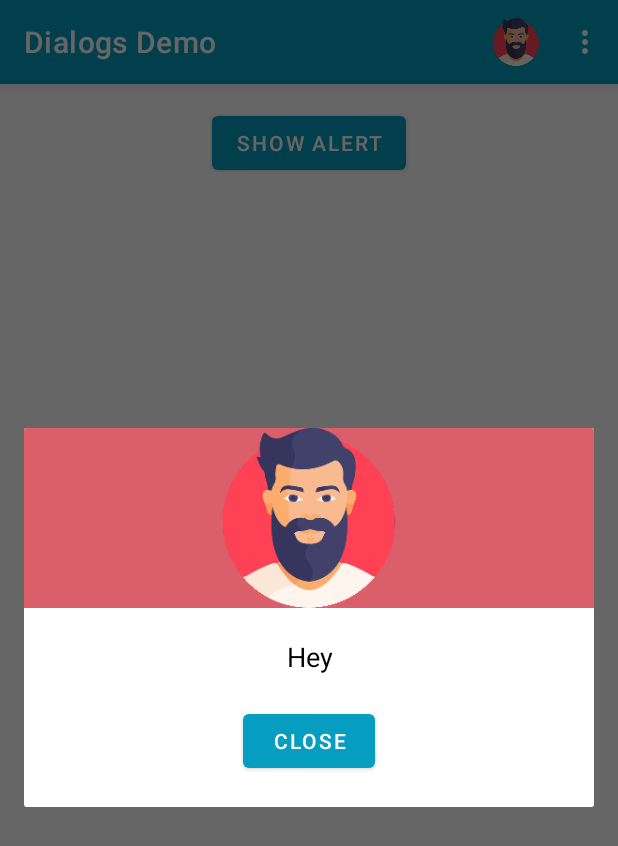
After one commit to nishant-sanandiya/Android_UI_Demo, an Android app: the fragment StartGameDialogFragment placed in its activity, on a phone screen of 412 x 824 dp. The commit adds this screen. Shown: the top 846 px of the screen. Run offline under Robolectric (Android 15) with nearby library versions, the phone set to English and light mode, and no system bars.

Commit message:
add Dialog and menu

```diff
--- a/app/src/main/AndroidManifest.xml
+++ b/app/src/main/AndroidManifest.xml
@@ -23,6 +23,10 @@
         android:usesCleartextTraffic="true"
         android:windowSoftInputMode="adjustResize"
         tools:targetApi="31">
+        <activity
+            android:name=".Activities.Dialogs"
+            android:exported="false" />
+
         <receiver
             android:name=".Broadcaster.MyReceiver"
             android:enabled="true"
--- /dev/null
+++ b/app/src/main/java/com/example/ui_demo/Activities/Dialogs.kt
@@ -0,0 +1,87 @@
+package com.example.ui_demo.Activities
+
+import android.app.Dialog
+import android.content.DialogInterface
+import android.os.Bundle
+import android.util.Log
+import android.view.*
+import android.widget.Button
+import android.widget.Toast
+import androidx.appcompat.app.AppCompatActivity
+import androidx.fragment.app.DialogFragment
+import com.example.ui_demo.Fragments.StartGameDialogFragment
+import com.example.ui_demo.R
+
+class Dialogs : AppCompatActivity(), BaseActivity, View.OnClickListener {
+
+    // Custom Dialog with use of DialogFragment Class
+    private val startGameDialogFragmentView: DialogFragment = StartGameDialogFragment()
+
+    // button for open a dialog
+    private lateinit var showAlertBtnView: Button
+    private lateinit var customDialog: Dialog
+
+    // button in a custom dialog
+    private lateinit var customDialogBtnView: Button
+
+    override fun onCreate(savedInstanceState: Bundle?) {
+        super.onCreate(savedInstanceState)
+        setContentView(R.layout.activity_dialogs)
+        title = "Dialogs Demo"
+        uiBinding()
+        attachListners()
+    }
+
+    override fun onCreateOptionsMenu(menu: Menu): Boolean {
+        val inflater: MenuInflater = menuInflater
+        inflater.inflate(R.menu.custom_menu, menu)
+        return true
+    }
+
+
+    override fun onOptionsItemSelected(item: MenuItem): Boolean {
+        return when (item.itemId) {
+            R.id.helpMenu -> {
+                Toast.makeText(this, "helpMenu", Toast.LENGTH_SHORT).show()
+                true
+            }
+            R.id.contactMenu -> {
+                Toast.makeText(this, "contactMenu", Toast.LENGTH_SHORT).show()
+                true
+            }
+            else -> super.onOptionsItemSelected(item)
+        }
+    }
+
+    override fun uiBinding() {
+        // open alert btn view
+        showAlertBtnView = findViewById(R.id.showAlertBtn)
+
+        // Custom Dialog with use of Dialog Class
+        customDialog = Dialog(this)
+        customDialog.requestWindowFeature(Window.FEATURE_NO_TITLE)
+        customDialog.setCancelable(false)
+        customDialog.setContentView(R.layout.custom_dialog)
+
+        // bind button of dialog from dialogView
+        customDialogBtnView = customDialog.findViewById(R.id.btn_dialog)
+    }
+
+    override fun attachListners() {
+        showAlertBtnView.setOnClickListener(this)
+        customDialogBtnView.setOnClickListener(this)
+    }
+
+    override fun onClick(v: View?) {
+        Log.d("View", v.toString())
+        when (v) {
+            showAlertBtnView -> {
+                customDialog.show()
+//                startGameDialogFragmentView.show(this.supportFragmentManager, "HI")
+            }
+            customDialogBtnView -> {
+                customDialog.dismiss()
+            }
+        }
+    }
+}
--- a/app/src/main/java/com/example/ui_demo/Activities/MainActivity.kt
+++ b/app/src/main/java/com/example/ui_demo/Activities/MainActivity.kt
@@ -13,6 +13,7 @@ class MainActivity : AppCompatActivity(), View.OnClickListener, BaseActivity {
     private var nextApiActivityButtonView: Button? = null
     private var serviceActivityBtnView: Button? = null
     private lateinit var nextBroadcastActivityBtnView : Button
+    private lateinit var nextDialogActivityBtnView : Button
 
     override fun onCreate(savedInstanceState: Bundle?) {
         super.onCreate(savedInstanceState)
@@ -41,6 +42,11 @@ class MainActivity : AppCompatActivity(), View.OnClickListener, BaseActivity {
                     startActivity(it)
                 }
             }
+            nextDialogActivityBtnView ->{
+                Intent(this,Dialogs::class.java).let {
+                    startActivity(it)
+                }
+            }
         }
     }
 
@@ -49,6 +55,7 @@ class MainActivity : AppCompatActivity(), View.OnClickListener, BaseActivity {
         nextApiActivityButtonView = findViewById(R.id.buttonx)
         serviceActivityBtnView = findViewById(R.id.serviceActivityBtn)
         nextBroadcastActivityBtnView = findViewById(R.id.nextBroadcastActivityBtn)
+        nextDialogActivityBtnView = findViewById(R.id.nextDialogActivityBtn)
     }
 
     override fun attachListners() {
@@ -56,5 +63,6 @@ class MainActivity : AppCompatActivity(), View.OnClickListener, BaseActivity {
         nextApiActivityButtonView?.setOnClickListener(this)
         serviceActivityBtnView?.setOnClickListener(this)
         nextBroadcastActivityBtnView.setOnClickListener(this)
+        nextDialogActivityBtnView.setOnClickListener(this)
     }
 }
--- /dev/null
+++ b/app/src/main/java/com/example/ui_demo/Fragments/StartGameDialogFragment.kt
@@ -0,0 +1,49 @@
+package com.example.ui_demo.Fragments
+
+import android.app.Dialog
+import android.content.DialogInterface
+import android.os.Bundle
+import android.view.LayoutInflater
+import android.view.View
+import android.view.ViewGroup
+import android.view.Window
+import android.widget.Button
+import androidx.fragment.app.DialogFragment
+import com.example.ui_demo.R
+
+class StartGameDialogFragment() : DialogFragment(){
+
+    private lateinit var dialog : Dialog
+
+    override fun onCreateView(
+        inflater: LayoutInflater,
+        container: ViewGroup?,
+        savedInstanceState: Bundle?
+    ): View {
+        // Inflate the layout to use as dialog or embedded fragment
+        val view =  inflater.inflate(R.layout.custom_dialog, container, false)
+        val btnView = view.findViewById<Button>(R.id.btn_dialog)
+        btnView.setOnClickListener {
+            onDismiss(dialog)
+        }
+        return view
+    }
+
+    override fun onCreateDialog(savedInstanceState: Bundle?): Dialog {
+        return activity?.let {
+            val tempDialog = super.onCreateDialog(savedInstanceState)
+            tempDialog.requestWindowFeature(Window.FEATURE_NO_TITLE)
+            tempDialog.setCancelable(true)
+            dialog = tempDialog
+            return dialog
+        } ?: throw IllegalStateException("Activity cannot be null")
+    }
+
+    override fun onCancel(dialog: DialogInterface) {
+        super.onCancel(dialog)
+    }
+
+    override fun onDismiss(dialog: DialogInterface) {
+        super.onDismiss(dialog)
+    }
+}
--- /dev/null
+++ b/app/src/main/res/layout/activity_dialogs.xml
@@ -0,0 +1,19 @@
+<?xml version="1.0" encoding="utf-8"?>
+<androidx.constraintlayout.widget.ConstraintLayout xmlns:android="http://schemas.android.com/apk/res/android"
+    xmlns:app="http://schemas.android.com/apk/res-auto"
+    xmlns:tools="http://schemas.android.com/tools"
+    android:layout_width="match_parent"
+    android:layout_height="match_parent"
+    tools:context=".Activities.Dialogs">
+
+    <Button
+        android:id="@+id/showAlertBtn"
+        android:layout_width="wrap_content"
+        android:layout_height="wrap_content"
+        android:text="@string/show_alert"
+        android:textColor="@color/white"
+        android:layout_marginTop="@dimen/margin_15"
+        app:layout_constraintEnd_toEndOf="parent"
+        app:layout_constraintStart_toStartOf="parent"
+        app:layout_constraintTop_toTopOf="parent" />
+</androidx.constraintlayout.widget.ConstraintLayout>
--- a/app/src/main/res/layout/activity_main.xml
+++ b/app/src/main/res/layout/activity_main.xml
@@ -143,6 +143,17 @@
         app:layout_constraintEnd_toEndOf="parent"
         app:layout_constraintStart_toStartOf="parent"
         app:layout_constraintTop_toBottomOf="@+id/buttonx" />
+
+    <Button
+        android:id="@+id/nextDialogActivityBtn"
+        android:layout_width="wrap_content"
+        android:layout_height="wrap_content"
+        android:layout_marginVertical="@dimen/margin_15"
+        android:text="@string/go_to_dialog_activity"
+        android:textColor="@color/white"
+        app:layout_constraintEnd_toEndOf="parent"
+        app:layout_constraintStart_toStartOf="parent"
+        app:layout_constraintTop_toBottomOf="@+id/nextBroadcastActivityBtn" />
     <ScrollView
         android:id="@+id/ScrollView"
         android:layout_width="match_parent"
@@ -151,7 +162,7 @@
         app:layout_constraintBottom_toBottomOf="parent"
         app:layout_constraintEnd_toEndOf="parent"
         app:layout_constraintStart_toStartOf="parent"
-        app:layout_constraintTop_toBottomOf="@+id/nextBroadcastActivityBtn">
+        app:layout_constraintTop_toBottomOf="@+id/nextDialogActivityBtn">
 
         <LinearLayout
             android:layout_width="match_parent"
--- /dev/null
+++ b/app/src/main/res/layout/custom_dialog.xml
@@ -0,0 +1,42 @@
+<RelativeLayout xmlns:android="http://schemas.android.com/apk/res/android"
+    android:orientation="vertical"
+    android:layout_width="match_parent"
+    android:layout_height="wrap_content"
+    android:background="#ffffffff">
+
+    <ImageView
+        android:layout_width="match_parent"
+        android:layout_height="120dp"
+        android:id="@+id/a"
+        android:gravity="center"
+        android:background="#DA5F6A"
+        android:src="@drawable/man"
+        android:scaleType="fitCenter" />
+
+    <TextView
+        android:layout_width="wrap_content"
+        android:layout_height="wrap_content"
+        android:text="@string/texto"
+        android:id="@+id/text_dialog"
+        android:layout_below="@+id/a"
+        android:layout_marginTop="20dp"
+        android:layout_marginLeft="4dp"
+        android:layout_marginRight="4dp"
+        android:layout_marginBottom="20dp"
+        android:textSize="18sp"
+        android:textColor="#ff000000"
+        android:layout_centerHorizontal="true"
+        android:gravity="center_horizontal" />
+
+    <Button
+        android:layout_width="wrap_content"
+        android:layout_height="wrap_content"
+        android:text="@string/ok"
+        android:id="@+id/btn_dialog"
+        android:gravity="center_vertical|center_horizontal"
+        android:layout_below="@+id/text_dialog"
+        android:layout_marginBottom="20dp"
+        android:layout_centerHorizontal="true"
+        android:textColor="#ffffffff" />
+
+</RelativeLayout>
--- /dev/null
+++ b/app/src/main/res/menu/custom_menu.xml
@@ -0,0 +1,21 @@
+<?xml version="1.0" encoding="utf-8"?>
+<menu xmlns:android="http://schemas.android.com/apk/res/android"
+    xmlns:app="http://schemas.android.com/apk/res-auto">
+    <item
+        android:id="@+id/helpMenu"
+        android:icon="@drawable/man"
+        android:title="@string/help"
+        app:showAsAction="ifRoom" />
+    <item
+        android:id="@+id/contactMenu"
+        android:title="@string/help" />
+    <group>
+        <item
+            android:id="@+id/typeMenu"
+            android:icon="@drawable/floating_bg"
+            android:title="Type" />
+        <item
+            android:id="@+id/help"
+            android:title="@string/help" />
+    </group>
+</menu>
--- a/app/src/main/res/values/strings.xml
+++ b/app/src/main/res/values/strings.xml
@@ -46,4 +46,9 @@
     <string name="message_lock_running">message_lock_running</string>
     <string name="go_to_broadcast_demo">Go to BroadCast Demo</string>
     <string name="send_broadcast_message">Send Broadcast message</string>
+    <string name="go_to_dialog_activity">Go To Dialog Activity</string>
+    <string name="show_alert">Show Alert</string>
+    <string name="ok">CLOSE</string>
+    <string name="texto">Hey</string>
+    <string name="help">Help</string>
 </resources>
```
